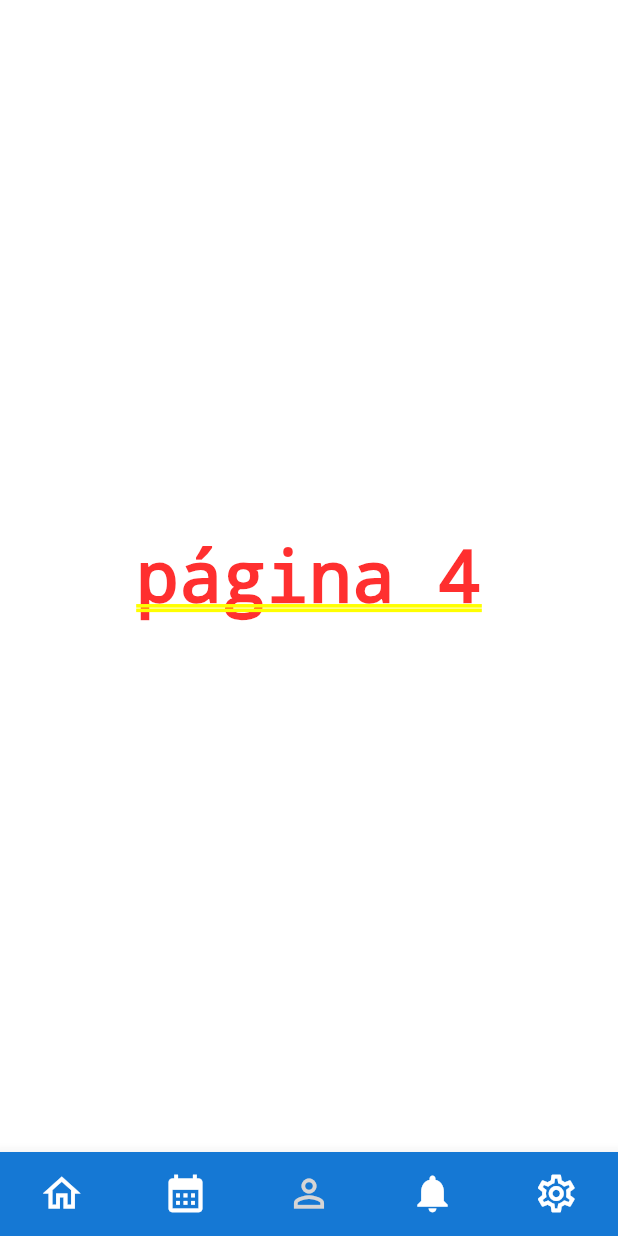
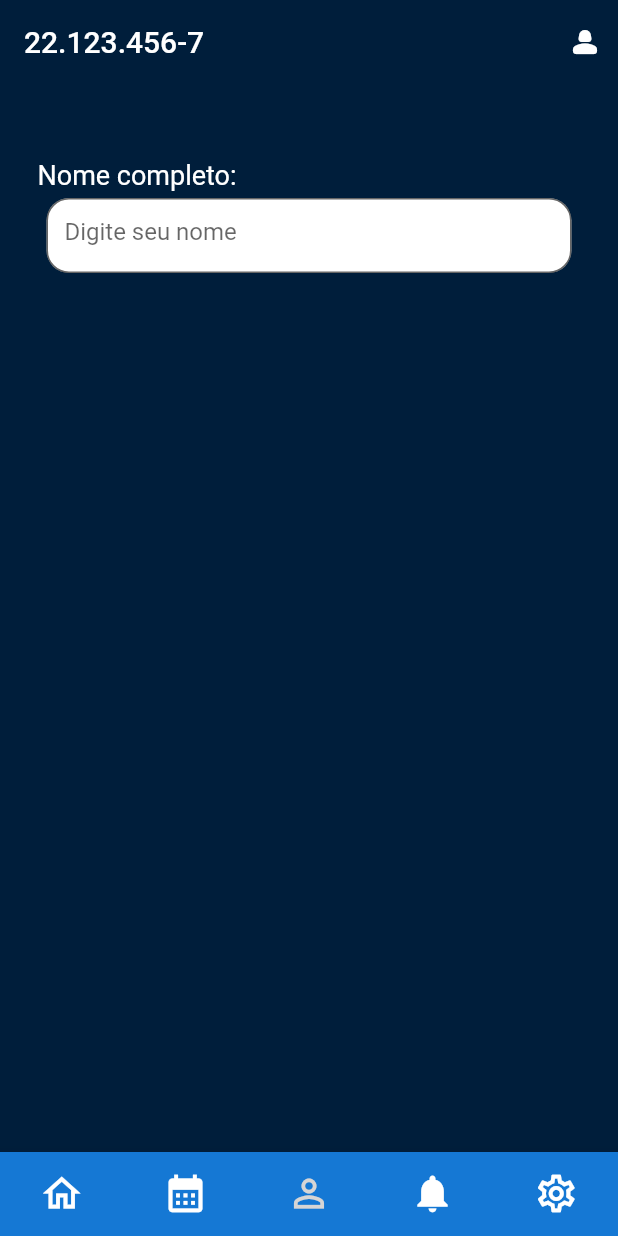
Before and after one commit to EnzoFavaro/Maua-Tasks, a Flutter app: the screen it shows after launch, item 4 of the bottom bar chosen, on a phone screen of 412 x 824 dp. Run offline on Flutter 3.47's test engine with Material 2 defaults, Android fonts, the phone set to English and light mode, and no system bars; our stand-ins replace table_calendar; Roboto replaces fonts that are missing (Lato-Regular).

Commit message:
iniciando tela profile2
Signed-off-by: Iago Aurichio <iagoaurichio39@gmail.com>

```diff
--- a/lib/pages/calendar.dart
+++ b/lib/pages/calendar.dart
@@ -58,7 +58,9 @@ class _CalendarState extends State<Calendar> {
       ),
       body: Column(
         children: [
-          TableCalendar(
+          Padding(
+            padding: const EdgeInsets.only(top: 30),
+            child: TableCalendar(
             focusedDay: now,
             firstDay: firstDay,
             lastDay: lastDay,
@@ -114,7 +116,7 @@ class _CalendarState extends State<Calendar> {
                   child: Text(text, style: const TextStyle(color: Colors.white))
               );
             }),
-          )
+          ))
         ],
       ),
     );
--- /dev/null
+++ b/lib/pages/profile2.dart
@@ -0,0 +1,64 @@
+import 'package:flutter/material.dart';
+
+class Profile2 extends StatefulWidget {
+  const Profile2({super.key});
+
+  @override
+  State<Profile2> createState() => _Profile2State();
+}
+
+class _Profile2State extends State<Profile2> {
+  @override
+  Widget build(BuildContext context) {
+    return Scaffold(
+      backgroundColor: const Color(0xff001E3B),
+      appBar: AppBar(
+        elevation: 0,
+        backgroundColor: Colors.transparent,
+        title: const Text('22.123.456-7'),
+        actions: const <Widget>[
+          Padding(
+            padding: EdgeInsets.only(right: 10),
+            child: Icon(
+              Icons.person_2_rounded,
+            ),
+          ),
+        ],
+      ),
+      body: const Column(
+        mainAxisAlignment: MainAxisAlignment.start,
+        children: [
+          Padding(
+            padding: EdgeInsets.only(left: 25, top: 50, bottom: 5),
+            child: Align(
+              alignment: Alignment.topLeft,
+              child: Text(
+                "Nome completo:",
+                style:
+                    TextStyle(color: Colors.white, fontFamily: 'Lato-Regular', fontSize: 18),
+              ))),
+              SizedBox(
+                width: 350,
+                height: 50,
+                child: TextField(
+                    decoration: InputDecoration(
+                        hintText: "Digite seu nome",
+                        filled: true,
+                        fillColor: Colors.white,
+                        focusedBorder: OutlineInputBorder(
+                          borderSide: BorderSide(color: Colors.transparent),
+                          borderRadius: BorderRadius.all(Radius.circular(15))
+                        ),
+                        labelStyle: TextStyle(
+                            fontFamily: 'Lato-Regular',
+                            decoration: TextDecoration.none),
+                        border: OutlineInputBorder(
+                          borderRadius: BorderRadius.all(Radius.circular(15)),
+                          borderSide: BorderSide(color: Colors.black)
+                        )),
+              ))
+        ],
+      ),
+    );
+  }
+}
--- a/lib/widgets/bottom_bar.dart
+++ b/lib/widgets/bottom_bar.dart
@@ -2,6 +2,7 @@ import 'package:flutter/material.dart';
 import 'package:maua_tasks/pages/calendar.dart';
 import '../pages/home.dart';
 import '../pages/profile.dart';
+import '../pages/profile2.dart';
 
 class BottomNavigationWidget extends StatefulWidget {
   const BottomNavigationWidget({super.key});
@@ -21,7 +22,7 @@ class _BottomNavigationWidgetState extends State<BottomNavigationWidget> {
       child: Profile()
     ),
     const Center(
-      child: Text('página 4'),
+      child: Profile2(),
     ),
     const Center(
       child: Text('página 5'),
```
